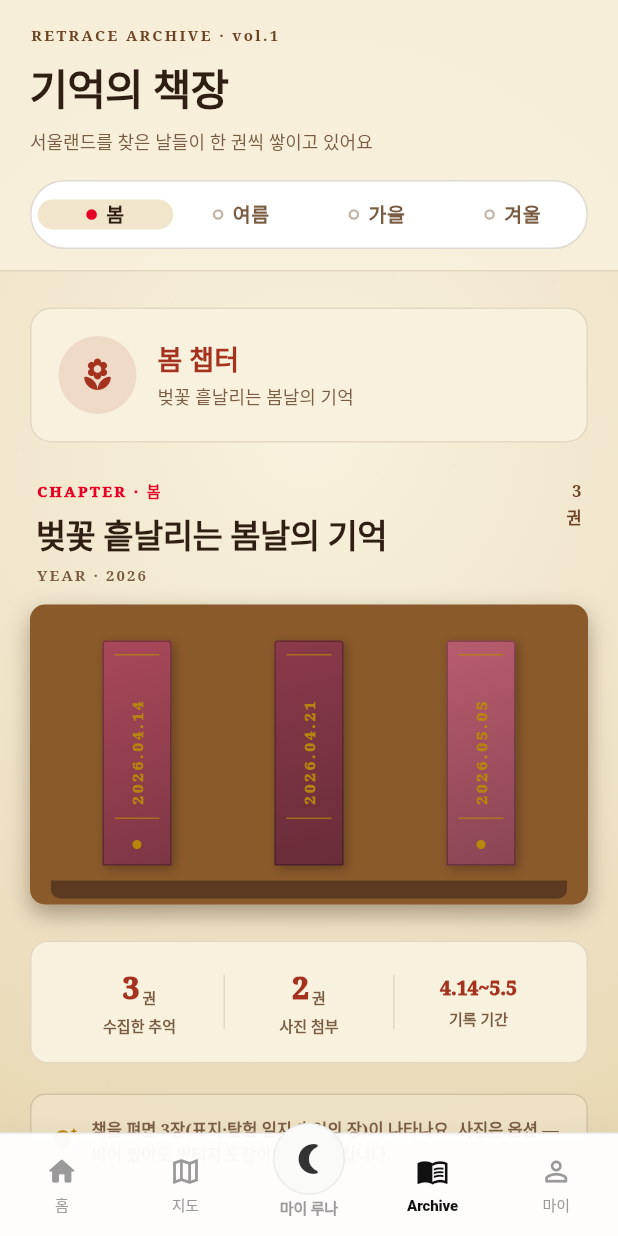
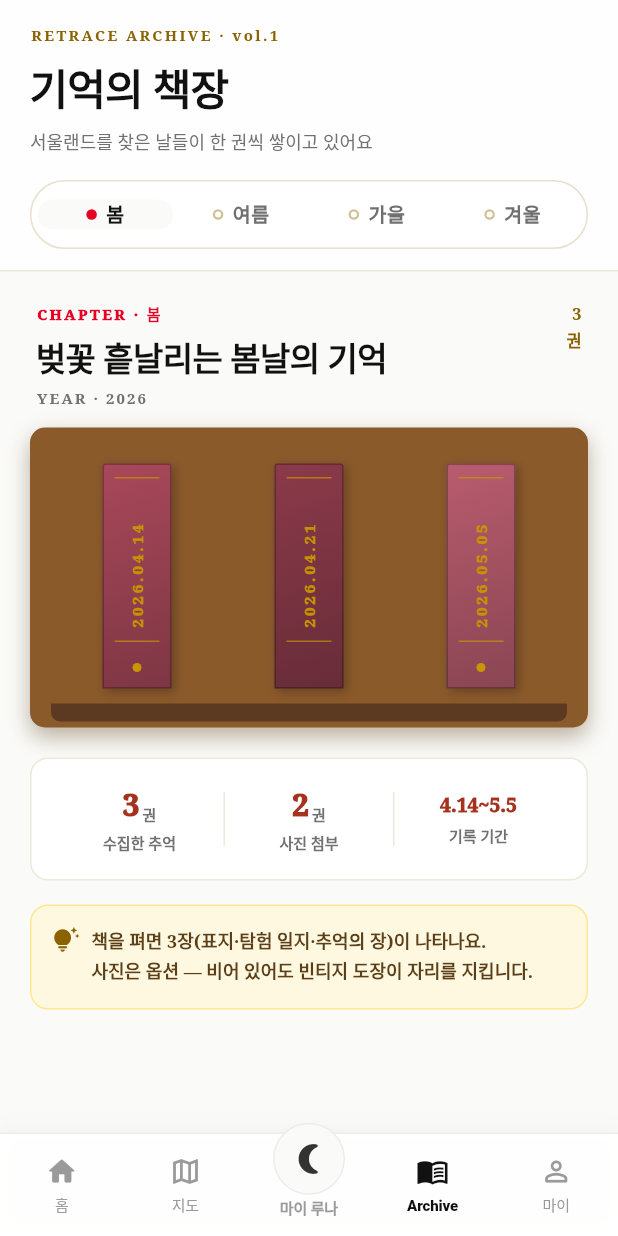
Before and after one commit to 202001381/retrace, a Flutter app: the MainScreen screen opened directly, item 4 of the bottom bar chosen, on a phone screen of 412 x 824 dp. Run offline on Flutter 3.47's test engine with Material 3 defaults, Android fonts, the phone set to English and light mode, and no system bars; our stand-ins replace cloud_firestore, firebase_core, flutter_map, geolocator, image_picker, latlong2 and 1 more; accounts and stored records are empty; Roboto replaces fonts that are missing (Pretendard).

Commit message:
Archive — v3 white/red palette + drop duplicate banner + readable hint
문제 (사용자 보고):
- 아카이브 탭이 brown vintage 톤이라 v3 시안 11 (흰 BG + 빨강 액센트)
  과 컬러 괴리가 큼
- '봄 챕터' SeasonBanner 와 새 Bookshelf chapter header 가 같은 정보를
  두 번 노출
- 하단 _PaperHint 텍스트가 inkMid + parchment-on-parchment 라
  '책을 펴면 …' 둘째 줄이 거의 안 보임

수정:
- _Vintage 팔레트 재정의: parchmentLight #FFFFFF, parchment #FAFAF8,
  ink* → AppColors ink900/700/500/400 톤, stampRed → 브랜드 #E60023,
  shelfWood 만 따뜻한 우디 톤(#8B5A2B) 유지
- _ParchmentBackground: radial gradient + paper grain 제거 → 단색
  #FAFAF8 cream BG (시안 11 와 일치)
- _SeasonBanner 호출 제거 — Bookshelf chapter header 가 동일 정보
  (CHAPTER · X eyebrow + tagline + YEAR + N권) 더 명확하게 노출
- _PaperHint 재디자인:
  - bg #FFF8E0 (bgYellow), border yellow tint
  - icon #8A6300, text #5A3F18 12px 600 height 1.55 — 충분히
    진한 색·여백·크기로 가독성 확보
  - 메시지 두 줄로 분리 ('책을 펴면 ...\n사진은 옵션 ...')

Verified: analyze 0 errors / test 61/61 pass.

```diff
--- a/lib/screens/archive_screen.dart
+++ b/lib/screens/archive_screen.dart
@@ -22,21 +22,23 @@ class ArchiveScreen extends StatefulWidget {
 enum _Season { spring, summer, autumn, winter }
 
 // ─── 빈티지 팔레트 ───────────────────────────────────────
+/// v3 — vintage "brown leather" 톤에서 cream paper + 빨간 액센트로 전환.
+/// 책장 plank만 따뜻한 우디 톤(shelfWood) 유지, 나머지는 백색/크림.
 class _Vintage {
-  static const parchmentLight = Color(0xFFF8F1DD);
-  static const parchment = Color(0xFFF1E6CC);
-  static const parchmentDark = Color(0xFFE6D5B0);
-  static const inkDark = Color(0xFF2E1F12);
-  static const inkBody = Color(0xFF4A3826);
-  static const inkMid = Color(0xFF7A5C42);
-  static const inkFaded = Color(0xFFA08866);
-  static const leather = Color(0xFF6B4423);
-  static const leatherDark = Color(0xFF3E2616);
-  static const shelfWood = Color(0xFF8B5A2B);
+  static const parchmentLight = Color(0xFFFFFFFF); // 거의 흰색 (시안 11 BG)
+  static const parchment = Color(0xFFFAFAF8);     // bgCardWarm
+  static const parchmentDark = Color(0xFFF4F1EA); // 미세 cream
+  static const inkDark = Color(0xFF111111);       // ink900
+  static const inkBody = Color(0xFF333333);       // ink700
+  static const inkMid = Color(0xFF707070);        // ink500
+  static const inkFaded = Color(0xFF9A9A9A);      // ink400
+  static const leather = Color(0xFF8A6300);       // 옅은 brown (eyebrow 용)
+  static const leatherDark = Color(0xFF5A3F18);
+  static const shelfWood = Color(0xFF8B5A2B);     // plank 유지
   static const shelfShadow = Color(0xFF5C3A21);
-  static const gold = Color(0xFFB8860B);
-  static const stampRed = Color(0xFFA4321E);
-  static const stampInk = Color(0xFF3D2817);
+  static const gold = Color(0xFFC99500);
+  static const stampRed = Color(0xFFE60023);      // 브랜드 레드
+  static const stampInk = Color(0xFF111111);
 }
 
 /// 가독성 좋은 세리프 패밀리 — 시스템 폰트 폴백.
@@ -272,15 +274,14 @@ class _ArchiveScreenState extends State<ArchiveScreen> {
             _Header(season: _season, onChange: (s) => setState(() => _season = s)),
             Expanded(
               child: ListView(
-                padding: const EdgeInsets.fromLTRB(20, 24, 20, 40),
+                padding: const EdgeInsets.fromLTRB(20, 20, 20, 40),
                 children: [
-                  _SeasonBanner(config: config),
-                  const SizedBox(height: 24),
+                  // v3 — _SeasonBanner 제거 (Bookshelf chapter header 와 중복).
                   _Bookshelf(
                       config: config, books: books, onBookTap: _openDiary),
-                  const SizedBox(height: 24),
+                  const SizedBox(height: 20),
                   _DiaryStats(books: books, config: config),
-                  const SizedBox(height: 20),
+                  const SizedBox(height: 16),
                   _PaperHint(),
                 ],
               ),
@@ -513,24 +514,10 @@ class _ParchmentBackground extends StatelessWidget {
 
   @override
   Widget build(BuildContext context) {
+    // v3 — 거의 흰색에 가까운 cream 단색. 시안 11 의 깨끗한 background.
     return Container(
-      decoration: const BoxDecoration(
-        gradient: RadialGradient(
-          center: Alignment(0, -0.3),
-          radius: 1.4,
-          colors: [_Vintage.parchmentLight, _Vintage.parchmentDark],
-          stops: [0.0, 1.0],
-        ),
-      ),
-      child: Stack(
-        children: [
-          // 미세 격자 노이즈 — 종이 결.
-          Positioned.fill(
-            child: CustomPaint(painter: _PaperGrainPainter()),
-          ),
-          child,
-        ],
-      ),
+      color: const Color(0xFFFAFAF8),
+      child: child,
     );
   }
 }
@@ -2128,22 +2115,23 @@ class _PaperHint extends StatelessWidget {
     return Container(
       padding: const EdgeInsets.all(14),
       decoration: BoxDecoration(
-        color: _Vintage.parchment.withOpacity(0.6),
-        borderRadius: BorderRadius.circular(10),
-        border: Border.all(color: _Vintage.leather.withOpacity(0.2)),
+        color: const Color(0xFFFFF8E0), // bgYellow (밝은 노랑 틴트 — 가독성↑)
+        borderRadius: BorderRadius.circular(12),
+        border: Border.all(color: const Color(0xFFFFC700).withOpacity(0.35)),
       ),
       child: Row(
+        crossAxisAlignment: CrossAxisAlignment.start,
         children: [
           const Icon(Icons.tips_and_updates_rounded,
-              color: _Vintage.gold, size: 18),
+              color: Color(0xFF8A6300), size: 18),
           const SizedBox(width: 8),
           Expanded(
             child: Text(
-              '책을 펴면 3장(표지·탐험 일지·추억의 장)이 나타나요. 사진은 옵션 — 비어 있어도 빈티지 도장이 자리를 지킵니다.',
+              '책을 펴면 3장(표지·탐험 일지·추억의 장)이 나타나요.\n사진은 옵션 — 비어 있어도 빈티지 도장이 자리를 지킵니다.',
               style: _serif(
-                size: 11,
-                color: _Vintage.inkMid,
-                height: 1.5,
+                size: 12,
+                color: const Color(0xFF5A3F18), // 충분히 진한 갈색 — 가독성
+                height: 1.55,
                 weight: FontWeight.w600,
               ),
             ),
```
